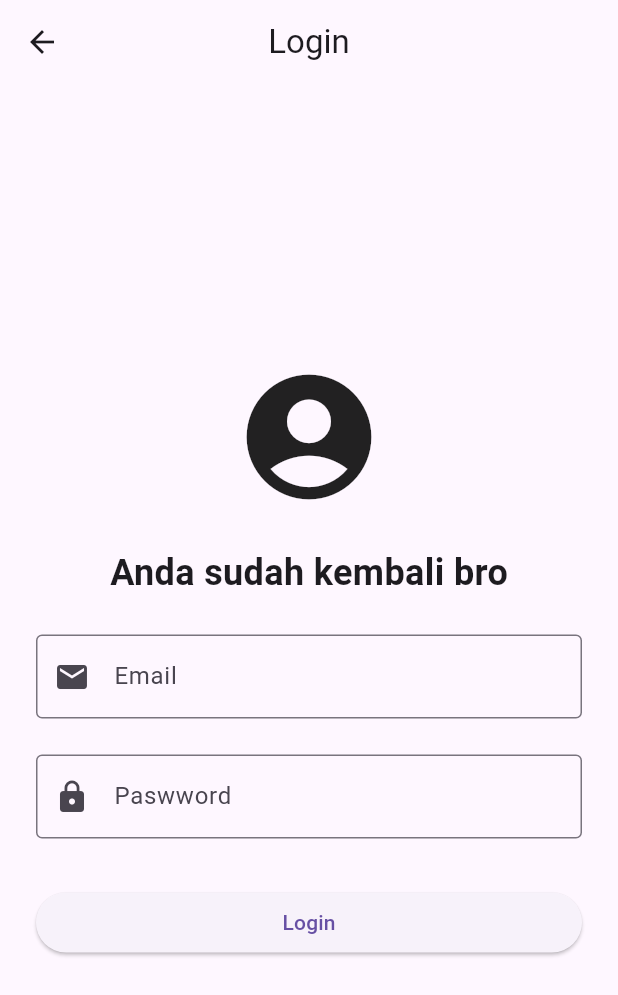
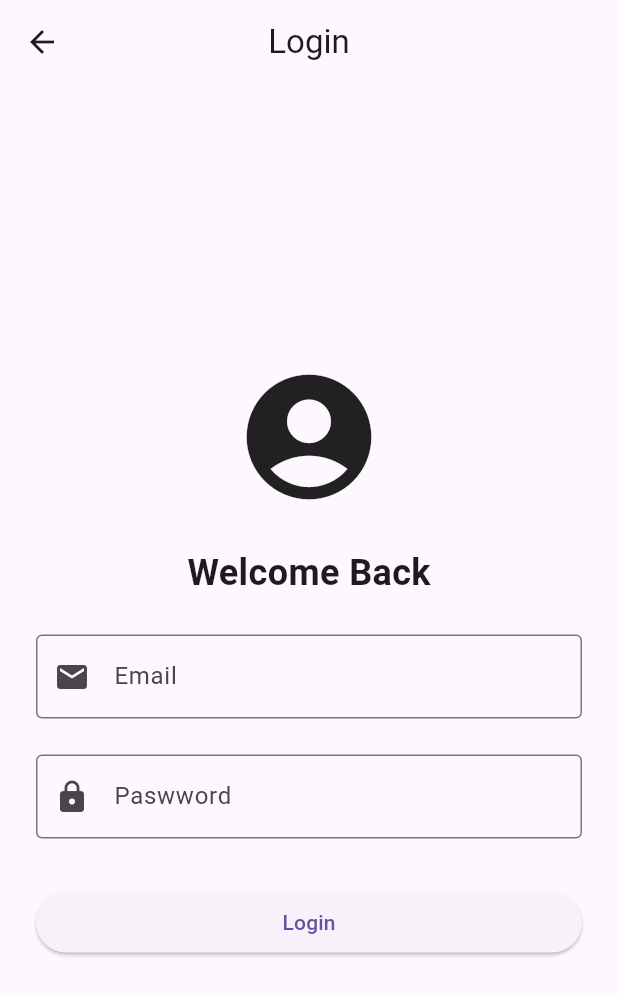
Before and after one commit to devtria/flutter-week-8, a Flutter app: the LoginScreen screen opened directly, on a phone screen of 412 x 824 dp. Shown: the top 995 px of the screen. Run offline on Flutter 3.47's test engine with Material 3 defaults, Android fonts, the phone set to English and light mode, and no system bars; our stand-ins replace firebase_auth, firebase_core; accounts and stored records are empty; generated files the repository leaves out were written again; statements that could not run were skipped.

Commit message:
refactor: penyesuaian pada file login_screen.dart

```diff
--- a/lib/screen/login_screen.dart
+++ b/lib/screen/login_screen.dart
@@ -61,7 +61,7 @@ class _LoginScreenState extends State<LoginScreen> {
               const SizedBox(height: 24),
 
               const Text(
-                "Anda sudah kembali bro",
+                "Welcome Back",
                 style: TextStyle(fontSize: 24, fontWeight: FontWeight.bold),
               ),
 
```
